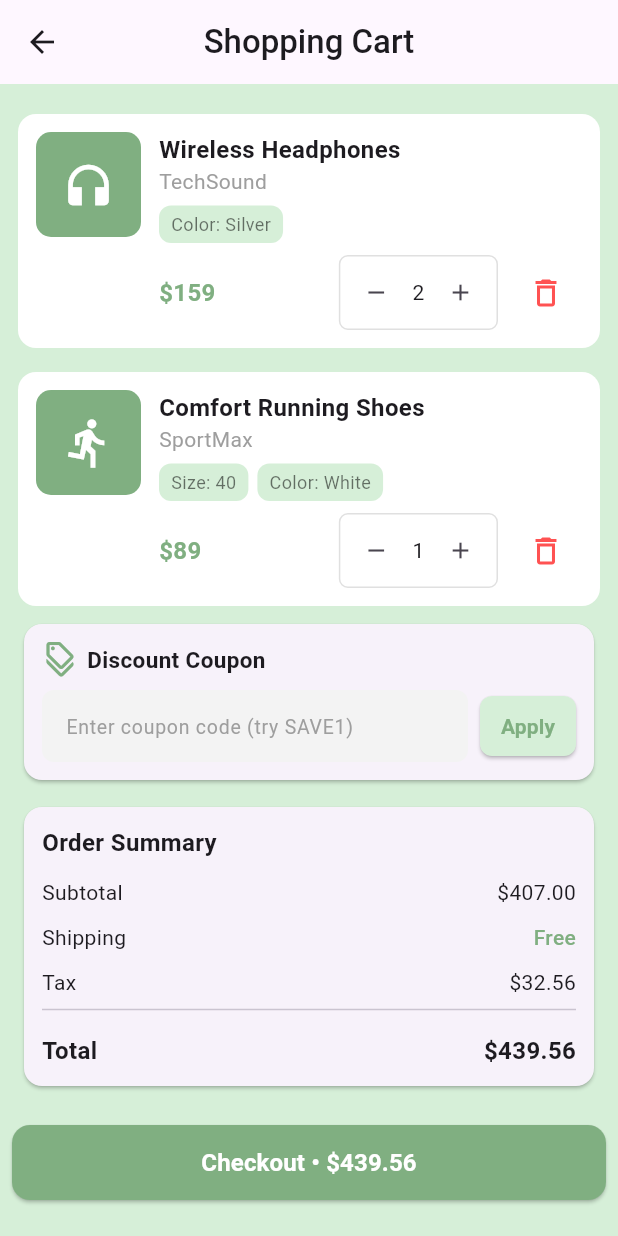
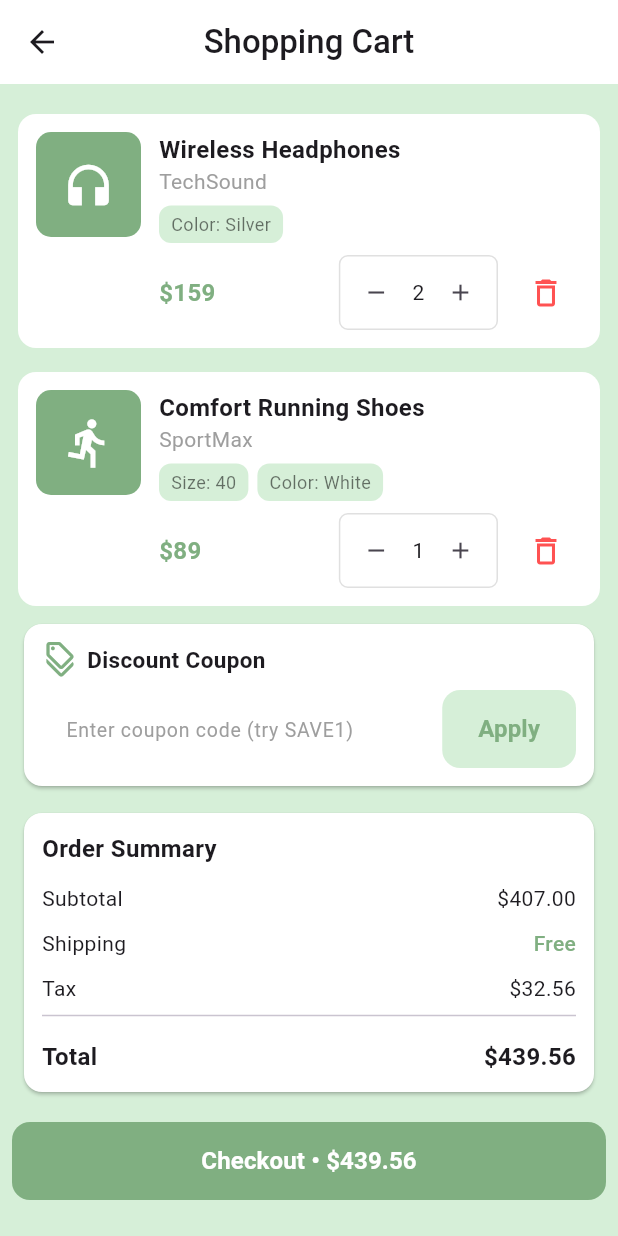
Before and after one commit to medo910/Depi-Project, a Flutter app: the CartScreen screen opened directly, on a phone screen of 412 x 824 dp. Run offline on Flutter 3.47's test engine with Material 3 defaults, Android fonts, the phone set to English and light mode, and no system bars; our stand-ins replace bloc, cloud_firestore, firebase_auth, firebase_core, flutter_bloc, font_awesome_flutter and 2 more; accounts and stored records are empty.

Commit message:
d
Added Order Model, Cart screen, Checkout screen, CustomerSupport screen.

```diff
--- /dev/null
+++ b/lib/core/models/order.dart
@@ -0,0 +1,55 @@
+
+enum PaymentMethod {cash, visa}
+enum Status {delivered,canceled,shipped,processing}
+
+class Order{
+  final String id;
+  final String userId;
+  final List<String> productIds;
+  final double totalPrice;
+  final DateTime date;
+  final PaymentMethod paymentMethod;
+  final Status status;
+  static int orderNumber = 0;
+
+  Order({
+    required this.id,
+    required this.userId,
+    required this.productIds,
+    required this.totalPrice,
+    required this.date,
+    required this.status,
+    required this.paymentMethod,
+  }) {
+    orderNumber++;
+  }
+
+  factory Order.fromJson(Map<String, dynamic> json) {
+    return Order(
+      id: json['id'],
+      userId: json['userId'],
+      productIds: List<String>.from(json['productIds']),
+      totalPrice: json['totalPrice'].toDouble(),
+      date: DateTime.parse(json['date']),
+      status: Status.values.firstWhere(
+            (e) => e.toString().split('.').last == json['status'],
+      ),
+      paymentMethod: PaymentMethod.values.firstWhere(
+            (e) => e.toString().split('.').last == json['paymentMethod'],
+      ),
+    );
+  }
+
+  Map<String, dynamic> toJson() {
+    return {
+      'id': id,
+      'userId': userId,
+      'productIds': productIds,
+      'totalPrice': totalPrice,
+      'date': date.toIso8601String(),
+      'status': status.toString().split('.').last,
+      'paymentMethod': paymentMethod.toString().split('.').last,
+    };
+  }
+
+}
--- a/lib/core/utils/app_router.dart
+++ b/lib/core/utils/app_router.dart
@@ -1,6 +1,9 @@
 import 'package:depi_app/features/auth/presentation/views/login_view.dart';
 import 'package:depi_app/features/auth/presentation/views/register_view.dart';
 import 'package:depi_app/features/auth/presentation/views/reset_password_view.dart';
+import 'package:depi_app/features/cart/presentation/views/cart_screen.dart';
+import 'package:depi_app/features/checkout/presentation/views/checkout_screen.dart';
+import 'package:depi_app/features/customerSupport/presentation/views/customerSupport_screen.dart';
 import 'package:depi_app/features/onboarding/presentation/onboarding_view.dart';
 import 'package:depi_app/features/splash/presentation/splash_view.dart';
 import 'package:go_router/go_router.dart';
@@ -13,6 +16,9 @@ abstract class AppRouter {
   static const kForgotPassword = '/forgotPasswordView';
   static const kResetPassword = '/resetPasswordView';
   static const kHome = '/home';
+  static const kCart='/cart';
+  static const kCustomerSupport='/customerSupport';
+  static const kCheckout='/checkout';
 
   static final router = GoRouter(
     routes: [
@@ -35,6 +41,10 @@ abstract class AppRouter {
       //   builder: (context, state) => const SplashView(),
       // ),
       GoRoute(path: kHome, builder: (context, state) => const SplashView()),
+      GoRoute(path: kCart, builder: (context, state) => const CartScreen()),
+      GoRoute(path: kCustomerSupport, builder: (context, state) => const CustomerSupportScreen()),
+      GoRoute(path: kCheckout, builder: (context, state) => const CheckoutScreen()),
+
     ],
   );
 }
--- a/lib/core/widgets/custom_button.dart
+++ b/lib/core/widgets/custom_button.dart
@@ -8,6 +8,7 @@ class CustomButton extends StatelessWidget {
   final Color? backgroundColor;
   final Color? textColor;
   final IconData? icon;
+  final double? size;
 
   const CustomButton({
     super.key,
@@ -17,12 +18,13 @@ class CustomButton extends StatelessWidget {
     this.backgroundColor,
     this.textColor,
     this.icon,
+    this.size,
   });
 
   @override
   Widget build(BuildContext context) {
     return SizedBox(
-      width: double.infinity,
+      // width: double.infinity,
       height: 52,
       child: ElevatedButton(
         onPressed: isLoading ? null : onPressed,
@@ -56,7 +58,7 @@ class CustomButton extends StatelessWidget {
                       text,
                       style: TextStyle(
                         color: textColor ?? Colors.white,
-                        fontSize: 16,
+                        fontSize: size ?? 16,
                         fontWeight: FontWeight.w600,
                       ),
                     ),
--- a/lib/features/cart/presentation/cart_screen.dart
+++ b/lib/features/cart/presentation/views/cart_screen.dart
@@ -1,11 +1,23 @@
 import 'package:depi_app/core/utils/app_styles.dart';
+import 'package:depi_app/features/checkout/presentation/views/checkout_screen.dart';
 import 'package:flutter/material.dart';
 
-class CartScreen extends StatelessWidget {
+import '../../../../core/utils/app_router.dart';
+import '../../../../core/widgets/custom_button.dart';
+
+class CartScreen extends StatefulWidget {
   const CartScreen({super.key});
 
   @override
-  Widget build(BuildContext context) {
+  State<CartScreen> createState() => _CartScreenState();
+}
+
+class _CartScreenState extends State<CartScreen> {
+
+  double total = 0;
+  double withoutTax = 0;
+  double tax = 0;
+
   final List<Map<String, dynamic>> items = [
     {
       'name': 'Wireless Headphones',
@@ -94,18 +106,39 @@ class CartScreen extends StatelessWidget {
     // },
   ];
 
-    double total = 0;
-    double withoutTax = 0;
-    double tax = 0;
+  @override
+  void initState() {
+    super.initState();
+    calculateTotals();
+  }
+
+  void calculateTotals() {
+    double newWithoutTax = 0;
     for (var item in items) {
-      withoutTax += item['price'] * item['quantity'];
+      newWithoutTax += item['price'] * item['quantity'];
+    }
+    setState(() {
+      withoutTax = newWithoutTax;
       tax = withoutTax * 0.08;
       total = withoutTax + tax;
+    });
   }
+
+  void removeItem(int index) {
+    setState(() {
+      items.removeAt(index);
+      calculateTotals();
+    });
+  }
+
+
+  @override
+  Widget build(BuildContext context) {
 
     return Scaffold(
       backgroundColor: const Color(0xFFD6EFD8),
       appBar: AppBar(
+        backgroundColor: Colors.white,
         centerTitle: true,
         title: const Text(
           'Shopping Cart',
@@ -265,14 +298,26 @@ class CartScreen extends StatelessWidget {
                                             IconButton(
                                               icon: const Icon(
                                                   Icons.remove),
-                                              onPressed: () {},
+                                              onPressed: () {
+                                                setState(() {
+                                                  if (item['quantity'] > 1) {
+                                                    item['quantity']--;
+                                                    calculateTotals();
+                                                  }
+                                                });
+                                              },
                                               iconSize: 18,
                                             ),
                                             Text(item['quantity']
                                                 .toString()),
                                             IconButton(
                                               icon: const Icon(Icons.add),
-                                              onPressed: () {},
+                                              onPressed: () {
+                                                setState(() {
+                                                  item['quantity']++;
+                                                  calculateTotals();
+                                                });
+                                              },
                                               iconSize: 18,
                                             ),
                                           ],
@@ -283,7 +328,9 @@ class CartScreen extends StatelessWidget {
                                         icon: const Icon(
                                             Icons.delete_outline,
                                             color: Colors.redAccent),
-                                        onPressed: () {},
+                                        onPressed: () {
+                                          removeItem(index);
+                                        },
                                       ),
                                     ],
                                   ),
@@ -299,6 +346,7 @@ class CartScreen extends StatelessWidget {
               ),
 
               Card(
+                color: Colors.white,
                 shape: RoundedRectangleBorder(
                     borderRadius: BorderRadius.circular(12)),
                 child: Padding(
@@ -328,7 +376,7 @@ class CartScreen extends StatelessWidget {
                                 hintStyle: const TextStyle(
                                     color: Colors.grey, fontSize: 13),
                                 filled: true,
-                                fillColor: const Color(0xFFF3F3F3),
+                                fillColor: Colors.white,
                                 enabledBorder: OutlineInputBorder(
                                   borderSide: BorderSide.none,
                                   borderRadius: BorderRadius.circular(8),
@@ -343,23 +391,16 @@ class CartScreen extends StatelessWidget {
                             ),
                           ),
                           const SizedBox(width: 8),
-                          ElevatedButton(
+                          Flexible(
+                            flex: 0,
+                            child: CustomButton(
                               onPressed: () {},
-                            style: ElevatedButton.styleFrom(
+                              text: "Apply",
                               backgroundColor: const Color(0xFFD6EFD8),
-                              foregroundColor: const Color(0xFF80AF81),
-                              padding: const EdgeInsets.symmetric(
-                                  horizontal: 8, vertical: 5),
-                              shape: RoundedRectangleBorder(
-                                borderRadius: BorderRadius.circular(8),
+                              textColor: const Color(0xFF80AF81),
                             ),
                           ),
-                            child: const Text(
-                              "Apply",
-                              style:
-                              TextStyle(fontWeight: FontWeight.w600),
-                            ),
-                          ),
+
                         ],
                       ),
                     ],
@@ -369,6 +410,7 @@ class CartScreen extends StatelessWidget {
               const SizedBox(height: 10,),
 
               Card(
+                color: Colors.white,
                 shape: RoundedRectangleBorder(
                     borderRadius: BorderRadius.circular(12)),
                 child: Padding(
@@ -444,22 +486,15 @@ class CartScreen extends StatelessWidget {
       floatingActionButton: items.isNotEmpty?
          Padding(
            padding: const EdgeInsets.all(8.0),
-           child: ElevatedButton(
-            onPressed: () {},
-            style: ElevatedButton.styleFrom(
-              backgroundColor: const Color(0xFF80AF81),
-              foregroundColor: Colors.white,
-              minimumSize: const Size(double.infinity, 50),
-              shape: RoundedRectangleBorder(
-                borderRadius: BorderRadius.circular(12),
+           child: CustomButton(
+                  onPressed: () {
+                    AppRouter.router.go(AppRouter.kCheckout);
+                    },
+                 text: 'Checkout • \$${total.toStringAsFixed(2)}',
+                   backgroundColor:const Color(0xFF80AF81),
+                 textColor: Colors.white,
                ),
-            ),
-            child: Text(
-              'Checkout • \$${total.toStringAsFixed(2)}',
-              style: const TextStyle(
-                  fontSize: 16, fontWeight: FontWeight.w600),
-            ),
-                   ),
+
          )
       : null,
       floatingActionButtonLocation: FloatingActionButtonLocation.centerFloat,
--- a/lib/main.dart
+++ b/lib/main.dart
@@ -8,7 +8,6 @@ import 'package:firebase_core/firebase_core.dart';
 import 'package:flutter_bloc/flutter_bloc.dart';
 
 import 'firebase_options.dart';
-import 'features/cart/presentation/cart_screen.dart';
 
 void main() async {
   WidgetsFlutterBinding.ensureInitialized();
@@ -37,4 +36,5 @@ class DepiApp extends StatelessWidget {
 
     );
   }
+
 }
```
Also changed, not shown: lib/features/checkout/presentation/views/checkout_screen.dart (added, +315 -0 lines), lib/features/checkout/presentation/widgets/buildtextfield.dart (added, +32 -0 lines), lib/features/customerSupport/presentation/views/customerSupport_screen.dart (added, +162 -0 lines), lib/features/cart/presentation/manager/cart_cubit/cart_cubit.dart (added), lib/features/cart/presentation/manager/cart_cubit/cart_state.dart (added), pubspec.lock (added). Lines whose indentation alone changed are shown as unchanged.
